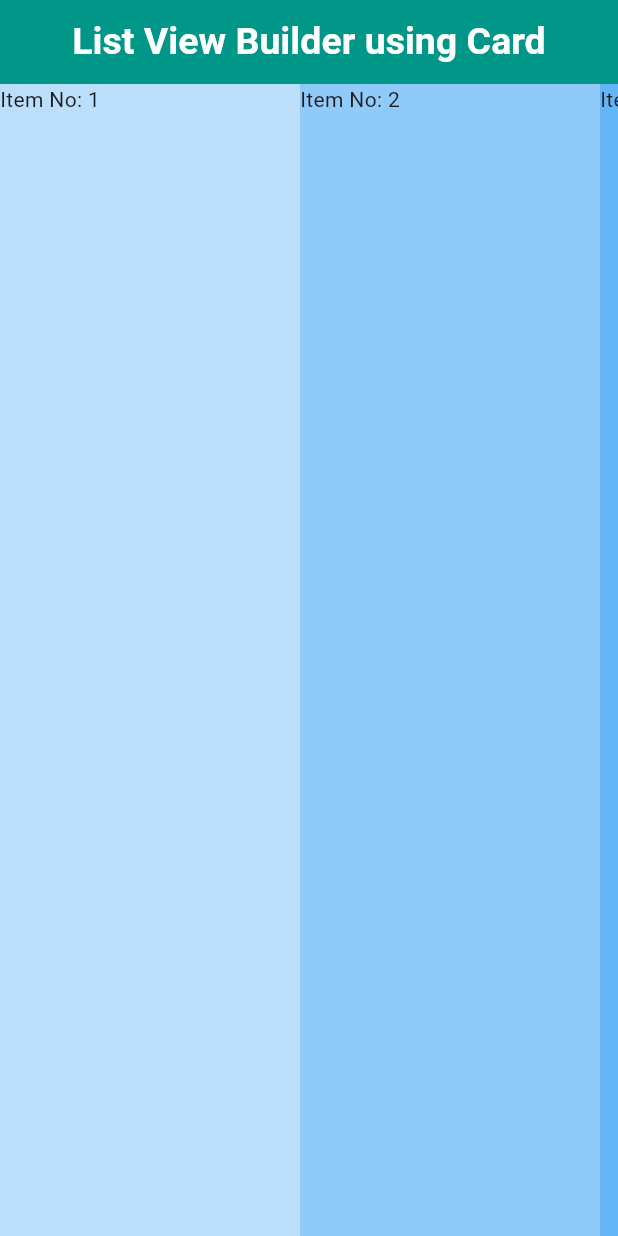
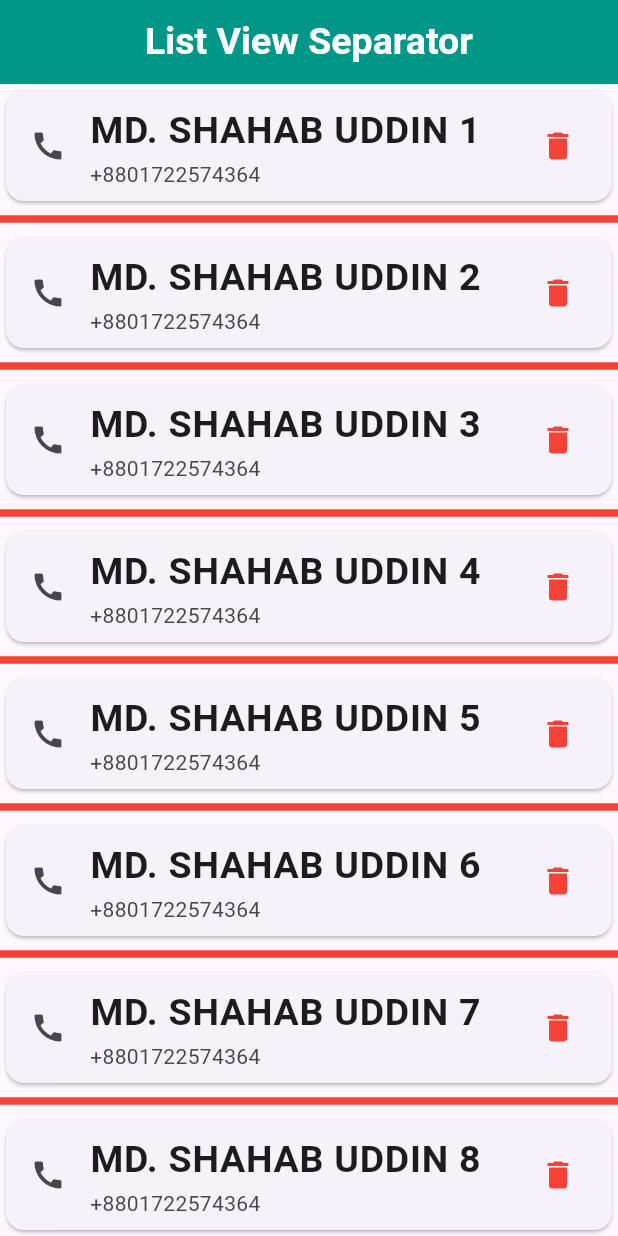
Before and after one commit to heyshahabuddin/school-management-system, a Flutter app: the screen it shows after launch, on a phone screen of 412 x 824 dp. Run offline on Flutter 3.47's test engine with Material 3 defaults, Android fonts, the phone set to English and light mode, and no system bars.

Commit message:
Added List view separator

```diff
--- a/lib/app.dart
+++ b/lib/app.dart
@@ -7,6 +7,7 @@ import 'package:schoolmanagement/module11/class_1.2_list_view.dart';
 import 'package:schoolmanagement/module11/class_1.3_list_view_builder.dart';
 import 'package:schoolmanagement/module11/class_1.4_list_view_builder_card.dart';
 import 'package:schoolmanagement/module11/class_1.5_list_view_builder_for_horizontal_container.dart';
+import 'package:schoolmanagement/module11/class_1.6_list_view_separator.dart';
 import 'package:schoolmanagement/user_input.dart';
 
 class MyApp extends StatelessWidget{
@@ -18,7 +19,7 @@ class MyApp extends StatelessWidget{
     //throw UnimplementedError();
     return MaterialApp(
       title: 'School Management',
-      home: ListViewBuilderForContainer(),
+      home: ListViewSeparatorElement(),
     );
   }
 }
--- a/lib/module11/class_1.6_list_view_separator.dart
+++ b/lib/module11/class_1.6_list_view_separator.dart
@@ -0,0 +1,46 @@
+import 'package:flutter/material.dart';
+
+class ListViewSeparatorElement extends StatelessWidget {
+  const ListViewSeparatorElement({super.key});
+
+  @override
+  Widget build(BuildContext context) {
+    return Scaffold(
+      appBar: AppBar(
+        backgroundColor: Colors.teal,
+        centerTitle: true,
+        title: Text("List View Separator",
+          style: TextStyle(
+            color: Colors.white,
+            fontWeight: FontWeight.bold,
+            fontSize: 25,
+          ),
+        ),
+      ),
+      body: ListView.separated(
+        itemCount: 10,
+        itemBuilder: (context, index){
+          return Card(
+            child: ListTile(
+              leading: Icon(Icons.call),                     // add at the first
+              trailing: Icon(Icons.delete, color: Colors.red,),  // add at the end
+              title: Text('MD. SHAHAB UDDIN ${ index + 1 }',
+                style: TextStyle(
+                  fontSize: 25,
+                  fontWeight: FontWeight.bold,
+                ),
+              ),
+              subtitle: Text('+8801722574364'),
+            ),
+          );
+        },
+        separatorBuilder: (context, index){
+          return Divider( // Divider add a horizontal line
+            thickness: 5,
+            color: Colors.red,
+          );
+        },
+      ),
+    );
+  }
+}
```
